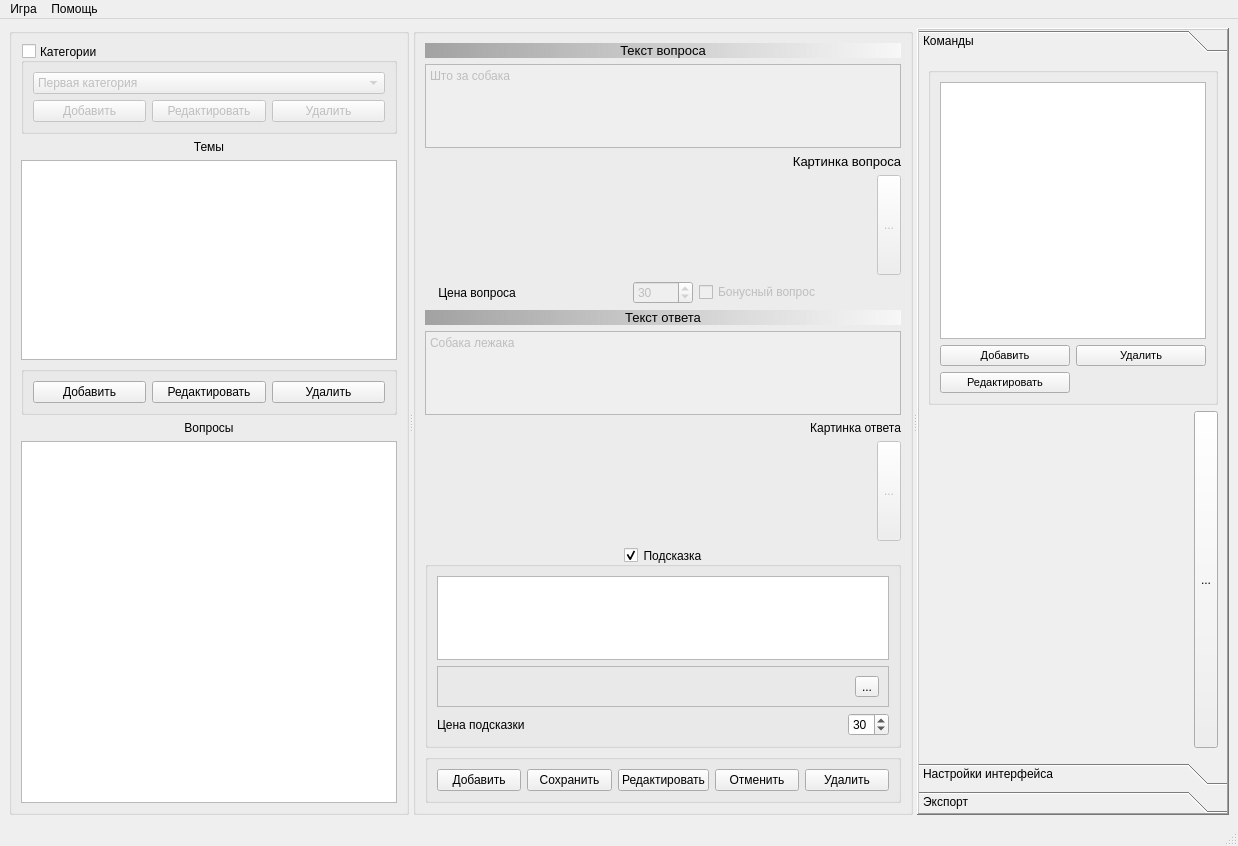
Before: the Qt Designer form backend/mainwindow.ui in leoneii/py_Jeopardy, drawn with Qt 5.
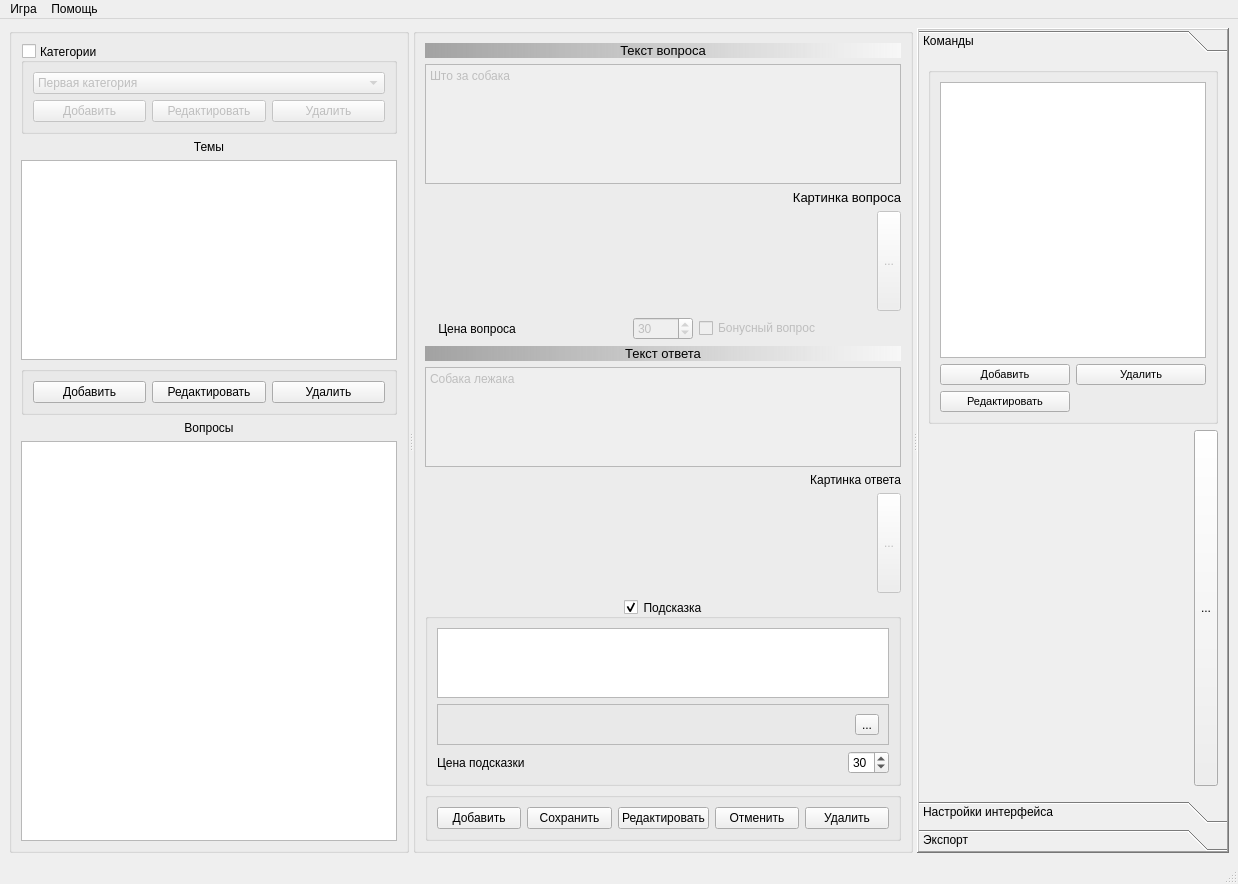
After: the same form once the commit is applied. Icons and pictures are not drawn.

```diff
--- a/backend/mainwindow.ui
+++ b/backend/mainwindow.ui
@@ -257,7 +257,7 @@
             <property name="minimumSize">
              <size>
               <width>0</width>
-              <height>80</height>
+              <height>120</height>
              </size>
             </property>
             <property name="font">
@@ -410,7 +410,7 @@
             <property name="minimumSize">
              <size>
               <width>0</width>
-              <height>80</height>
+              <height>100</height>
              </size>
             </property>
             <property name="font">
```
